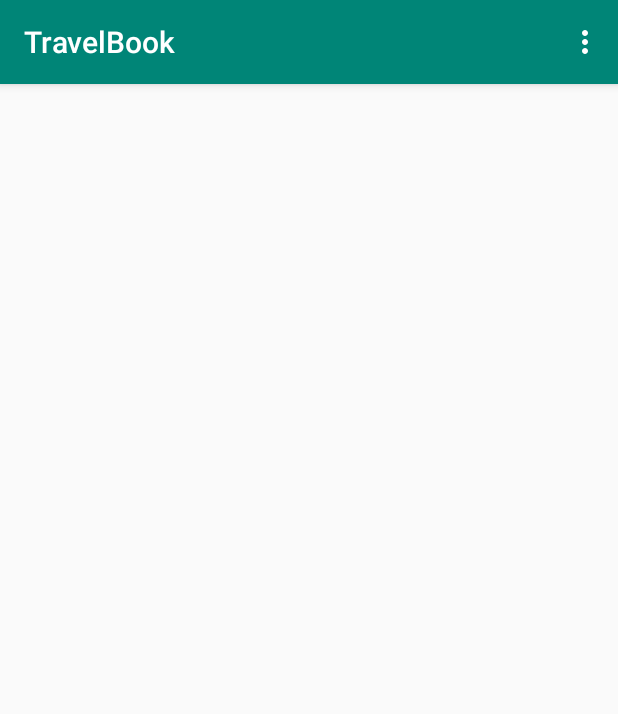
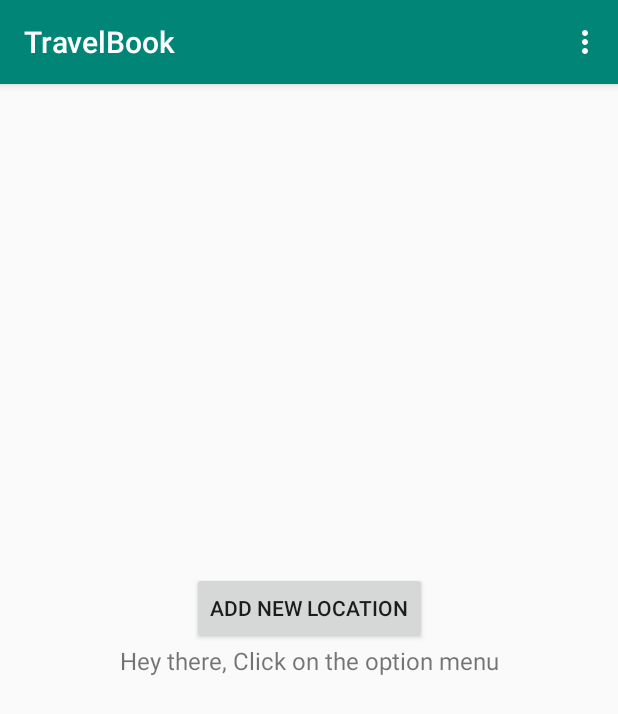
Before and after one commit to zennymorh/TravelBook, an Android app: the screen it shows after launch (MainActivity), on a phone screen of 412 x 824 dp. Shown: the top 714 px of the screen. Run offline under Robolectric (Android 15) with nearby library versions, the phone set to English and light mode, and no system bars.

```diff
--- a/app/src/main/java/com/zennymorh/travelbook/MainActivity.kt
+++ b/app/src/main/java/com/zennymorh/travelbook/MainActivity.kt
@@ -6,7 +6,8 @@ import androidx.appcompat.app.AppCompatActivity
 import android.os.Bundle
 import android.view.Menu
 import android.view.MenuItem
-import android.widget.Toast
+import android.view.View
+import androidx.recyclerview.widget.DividerItemDecoration
 import com.google.android.gms.maps.model.LatLng
 import kotlinx.android.synthetic.main.activity_main.*
 import java.lang.Exception
@@ -28,7 +29,6 @@ class MainActivity : AppCompatActivity() {
                 intent.putExtra("name", selectedPlace)
                 intent.putExtra("latitude", selectedLatLng.latitude)
                 intent.putExtra("longitude", selectedLatLng.longitude)
-                Toast.makeText(applicationContext, selectedLatLng.latitude.toString(), Toast.LENGTH_SHORT).show()
                 startActivity(intent)
             }
 
@@ -38,6 +38,17 @@ class MainActivity : AppCompatActivity() {
     override fun onCreate(savedInstanceState: Bundle?) {
         super.onCreate(savedInstanceState)
         setContentView(R.layout.activity_main)
+
+        locationList.addItemDecoration(
+            DividerItemDecoration(applicationContext,
+                DividerItemDecoration.VERTICAL)
+        )
+
+        button.setOnClickListener {
+            val intent = Intent(applicationContext, MapsActivity::class.java)
+            intent.putExtra("info", "new")
+            startActivity(intent)
+        }
 
         locationList.adapter = addressAdapter
     }
@@ -79,6 +90,12 @@ class MainActivity : AppCompatActivity() {
         } catch (e: Exception) {
             e.printStackTrace()
         }
+
+        if (namesArray.isEmpty()) {
+            add_layout.visibility = View.VISIBLE
+        } else {
+            add_layout.visibility = View.GONE
+        }
         addressAdapter.updateList(namesArray, locationArray)
 
     }
--- a/app/src/main/res/layout/activity_main.xml
+++ b/app/src/main/res/layout/activity_main.xml
@@ -17,4 +17,39 @@
         app:layout_constraintStart_toStartOf="parent"
         app:layout_constraintTop_toTopOf="parent" />
 
+    <androidx.constraintlayout.widget.ConstraintLayout
+        android:id="@+id/add_layout"
+        android:layout_width="match_parent"
+        android:layout_height="wrap_content"
+        android:layout_margin="16dp"
+        app:layout_constraintTop_toTopOf="parent"
+        app:layout_constraintBottom_toBottomOf="parent"
+        app:layout_constraintStart_toStartOf="parent"
+        app:layout_constraintEnd_toEndOf="parent"
+        android:visibility="gone">
+
+        <Button
+            android:id="@+id/button"
+            android:layout_width="wrap_content"
+            android:layout_height="wrap_content"
+            app:layout_constraintBottom_toTopOf="@id/placeholder_text"
+            app:layout_constraintStart_toStartOf="parent"
+            app:layout_constraintEnd_toEndOf="parent"
+            android:text="@string/add_new_location"/>
+
+        <TextView
+            android:id="@+id/placeholder_text"
+            android:layout_width="match_parent"
+            android:layout_height="wrap_content"
+            app:layout_constraintTop_toTopOf="parent"
+            app:layout_constraintBottom_toBottomOf="parent"
+            app:layout_constraintStart_toStartOf="parent"
+            app:layout_constraintEnd_toEndOf="parent"
+            android:textSize="16sp"
+            android:textAlignment="center"
+            android:text="@string/placeholder_text" />
+    </androidx.constraintlayout.widget.ConstraintLayout>
+
+
+
 </androidx.constraintlayout.widget.ConstraintLayout>
--- a/app/src/main/res/values/strings.xml
+++ b/app/src/main/res/values/strings.xml
@@ -2,4 +2,6 @@
     <string name="app_name">TravelBook</string>
     <string name="menu_title">Add Place</string>
     <string name="title_activity_maps">Map</string>
+    <string name="placeholder_text">Hey there, Click on the option menu</string>
+    <string name="add_new_location">Add new Location</string>
 </resources>
```
Also changed, not shown: app/src/main/java/com/zennymorh/travelbook/MapsActivity.kt (+6 -5 lines), app/src/main/res/layout/location_text_view.xml (+10 -4 lines).
